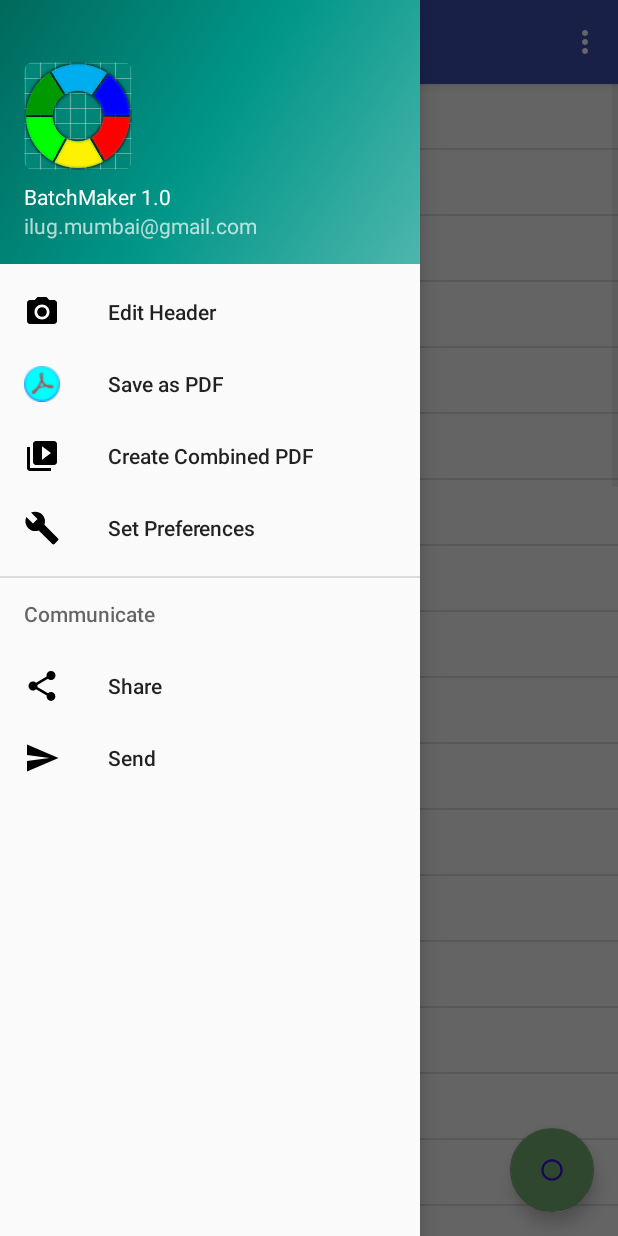
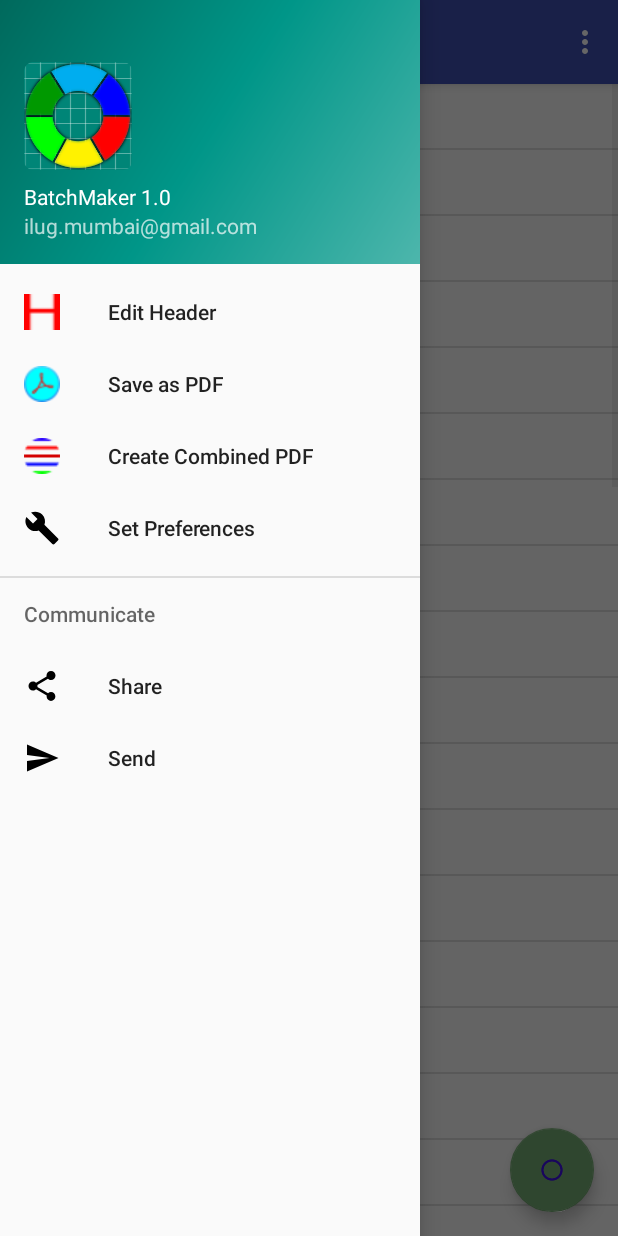
Before and after one commit to milindoka/BatchMaker, an Android app: the screen it shows after launch (MainActivity), with the side drawer open, on a phone screen of 412 x 824 dp. Run offline under Robolectric (Android 15) with nearby library versions, the phone set to English and light mode, and no system bars; libraries missing offline, so code that uses them is left out: com.itextpdf.text.

Commit message:
Adding more menu icons

```diff
--- a/app/src/main/res/menu/activity_main_drawer.xml
+++ b/app/src/main/res/menu/activity_main_drawer.xml
@@ -6,7 +6,7 @@
     <group android:checkableBehavior="single">
         <item
             android:id="@+id/nav_edit_header"
-            android:icon="@drawable/ic_menu_camera"
+            android:icon="@drawable/ic_header"
             android:title="Edit Header" />
         <item
             android:id="@+id/nav_save_pdf"
@@ -14,7 +14,7 @@
             android:title="Save as PDF" />
         <item
             android:id="@+id/nav_save_combined_pdf"
-            android:icon="@drawable/ic_menu_slideshow"
+            android:icon="@drawable/ic_combined_pdf"
             android:title="Create Combined PDF" />
         <item
             android:id="@+id/nav_set_preferences"
```
Also changed, not shown: app/src/main/res/drawable/ic_combined_pdf.png (added), app/src/main/res/drawable/ic_header.png (added).
